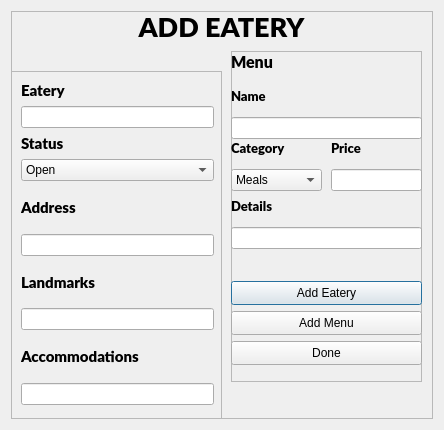
Before: the Qt Designer form addeatery.ui in KANKAN25/Tipid-Timpla-Tracker, drawn with Qt 5.
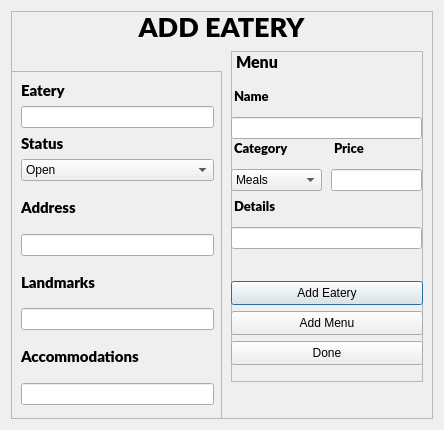
After: the same form once the commit is applied.

Diff of the .ui file:
```diff
--- a/addeatery.ui
+++ b/addeatery.ui
@@ -235,7 +235,7 @@
        <rect>
         <x>220</x>
         <y>40</y>
-        <width>191</width>
+        <width>192</width>
         <height>331</height>
        </rect>
       </property>
@@ -248,7 +248,7 @@
       <widget class="QLabel" name="Filters_10">
        <property name="geometry">
         <rect>
-         <x>0</x>
+         <x>5</x>
          <y>0</y>
          <width>121</width>
          <height>22</height>
@@ -270,7 +270,7 @@
         <rect>
          <x>0</x>
          <y>230</y>
-         <width>191</width>
+         <width>192</width>
          <height>24</height>
         </rect>
        </property>
@@ -298,7 +298,7 @@
            </font>
           </property>
           <property name="text">
-           <string>Details</string>
+           <string> Details</string>
           </property>
          </widget>
         </item>
@@ -327,7 +327,7 @@
            </font>
           </property>
           <property name="text">
-           <string>Name</string>
+           <string> Name</string>
           </property>
          </widget>
         </item>
@@ -356,7 +356,7 @@
            </font>
           </property>
           <property name="text">
-           <string>Price</string>
+           <string> Price</string>
           </property>
          </widget>
         </item>
@@ -385,7 +385,7 @@
            </font>
           </property>
           <property name="text">
-           <string>Category</string>
+           <string> Category</string>
           </property>
          </widget>
         </item>
@@ -410,7 +410,7 @@
         <rect>
          <x>0</x>
          <y>290</y>
-         <width>191</width>
+         <width>192</width>
          <height>24</height>
         </rect>
        </property>
@@ -423,7 +423,7 @@
         <rect>
          <x>0</x>
          <y>260</y>
-         <width>191</width>
+         <width>192</width>
          <height>24</height>
         </rect>
        </property>
```
